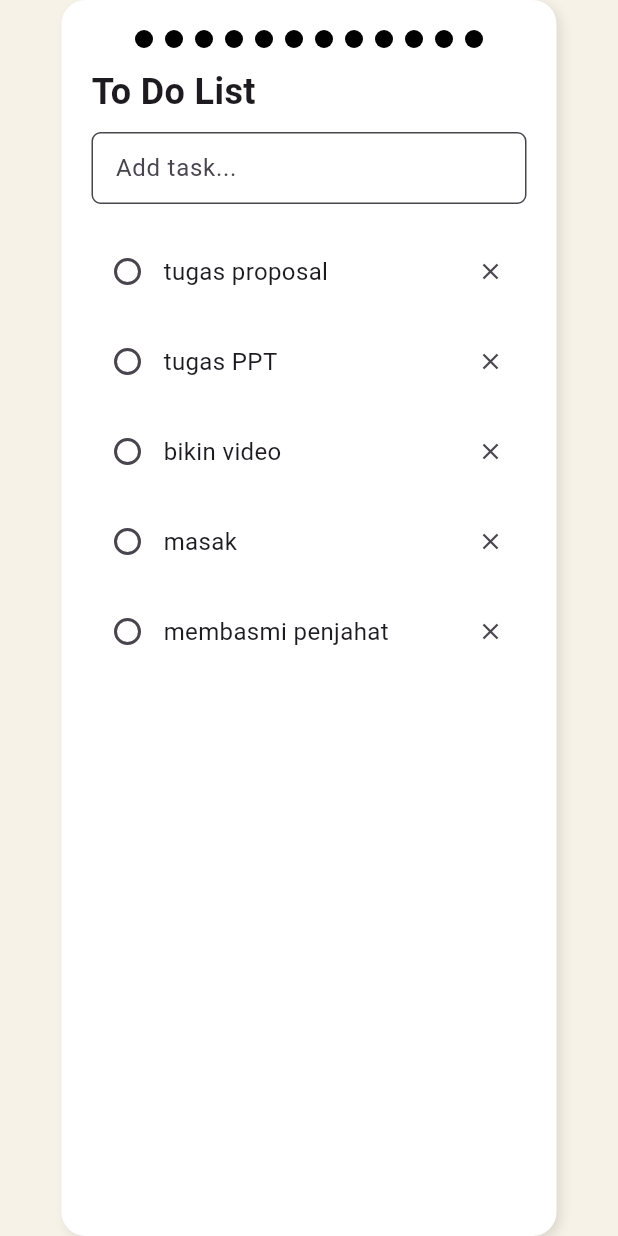
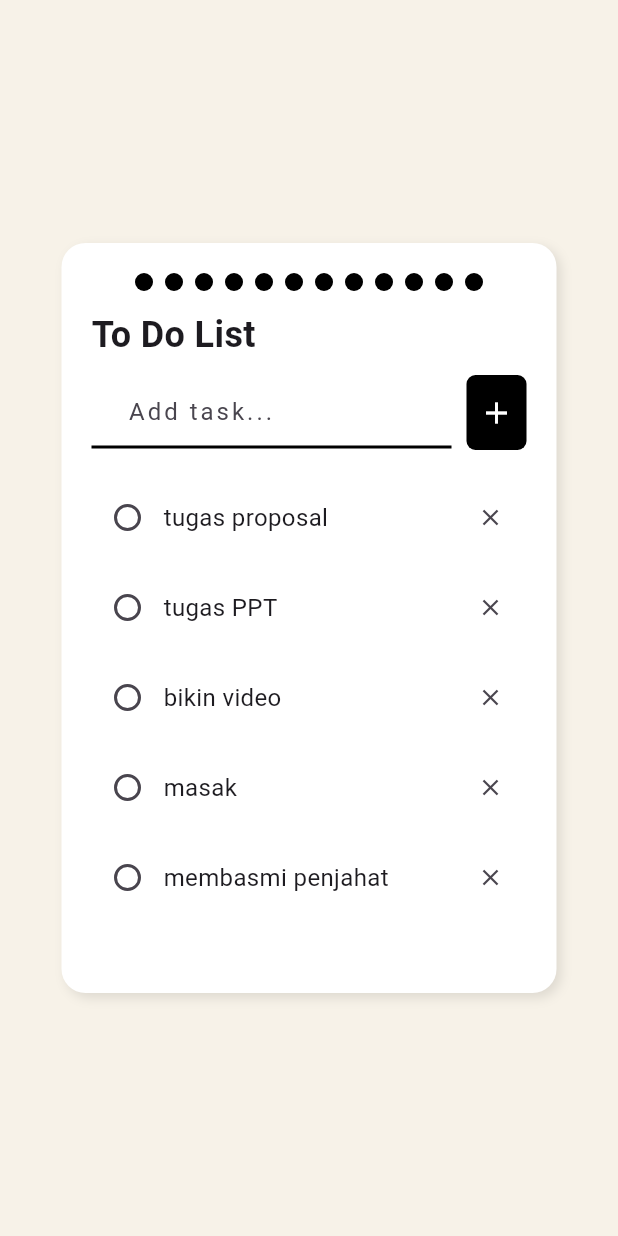
Before and after one commit to Faqihasyari/pomodoro_app, a Flutter app: the screen it shows after launch, on a phone screen of 412 x 824 dp. Run offline on Flutter 3.47's test engine with Material 3 defaults, Android fonts, the phone set to English and light mode, and no system bars; our stand-ins replace google_fonts; Roboto replaces fonts that are missing (Mansalva).

Commit message:
add font

```diff
--- a/lib/core/widgets/todo_list.dart
+++ b/lib/core/widgets/todo_list.dart
@@ -1,4 +1,5 @@
 import 'package:flutter/material.dart';
+import 'package:google_fonts/google_fonts.dart';
 
 class CuteTodoPage extends StatelessWidget {
   const CuteTodoPage({super.key});
@@ -10,6 +11,7 @@ class CuteTodoPage extends StatelessWidget {
       body: Center(
         child: Container(
           width: 330,
+          height: 500,
           padding: const EdgeInsets.all(20),
           decoration: BoxDecoration(
             color: Colors.white,
@@ -53,20 +55,51 @@ class CuteTodoPage extends StatelessWidget {
               const SizedBox(height: 10),
 
               // Input Add Task
-              TextField(
+              Row(
+                children: [
+                  Expanded(
+                    child: TextField(
+
                       decoration: InputDecoration(
                         hintText: "Add task...",
+                        prefix: const SizedBox(width: 8),
+                        hintStyle: GoogleFonts.mansalva(letterSpacing: 2),
+                        // disabledBorder: UnderlineInputBorder(
+                        //   borderSide: BorderSide(color: const Color.fromARGB(255, 255, 0, 0)),
+                        // ),
                         filled: true,
                         fillColor: Colors.white,
                         contentPadding: const EdgeInsets.symmetric(
                           horizontal: 12,
                           vertical: 12,
                         ),
-                  border: OutlineInputBorder(
-                    borderSide: const BorderSide(width: 1),
-                    borderRadius: BorderRadius.circular(6),
+
+                        enabledBorder: UnderlineInputBorder(
+                          borderSide: const BorderSide(color: Colors.black, width: 2),
+
+                        ),
+                        // border: OutlineInputBorder(
+                        //   borderSide: const BorderSide(width: 1),
+                        //   borderRadius: BorderRadius.circular(6),
+                        // ),
                       ),
                     ),
+                  ),
+                  SizedBox(width: 10),
+                  Container(
+                    width: 40,
+                    height: 50,
+                    decoration: BoxDecoration(
+                      color: Colors.black,
+                      borderRadius: BorderRadius.circular(6),
+
+                    ),
+                    child: const Icon(
+                      Icons.add,
+                      color: Colors.white,
+                    ),
+                  ),
+                ],
               ),
 
               const SizedBox(height: 15),
--- a/pubspec.yaml
+++ b/pubspec.yaml
@@ -31,6 +31,7 @@ dependencies:
   cupertino_icons: ^1.0.8
   flutter:
     sdk: flutter
+  google_fonts: ^6.3.3
   lottie: ^3.3.2
   provider: ^6.1.5+1
   shared_preferences: ^2.5.4
```
Also changed, not shown: pubspec.lock, 1 other file. Lines whose indentation alone changed are shown as unchanged.
